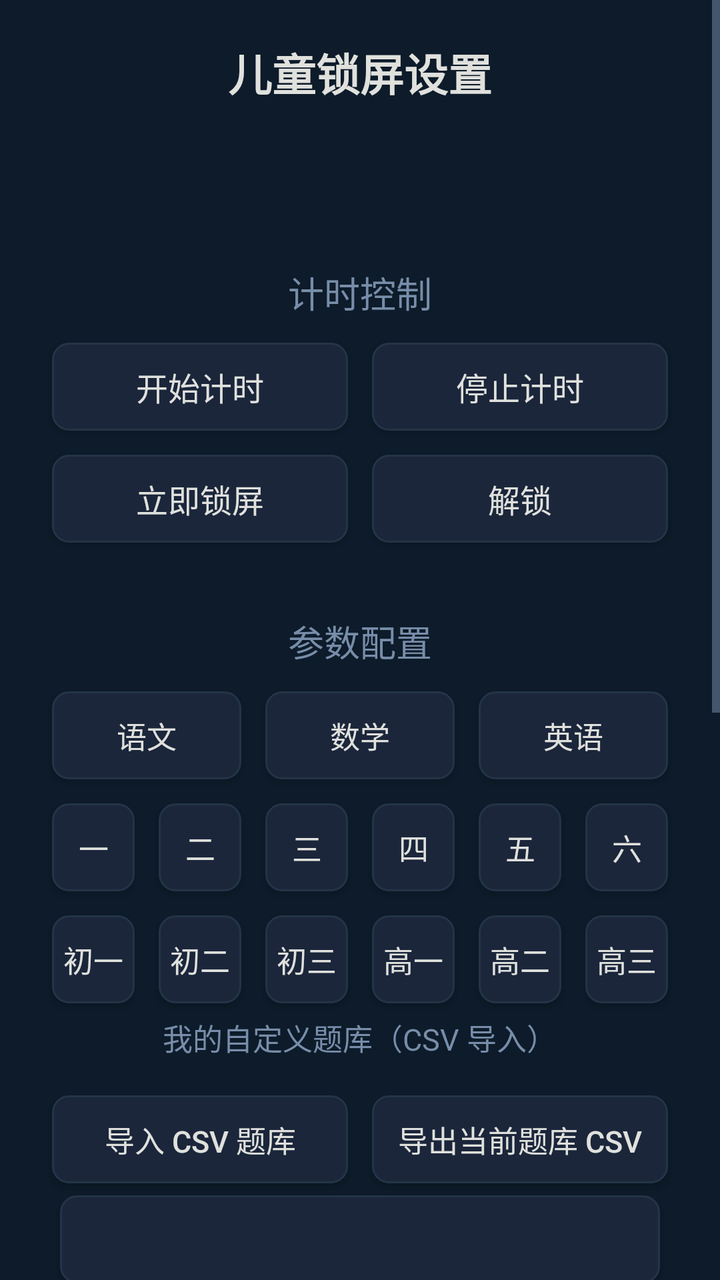
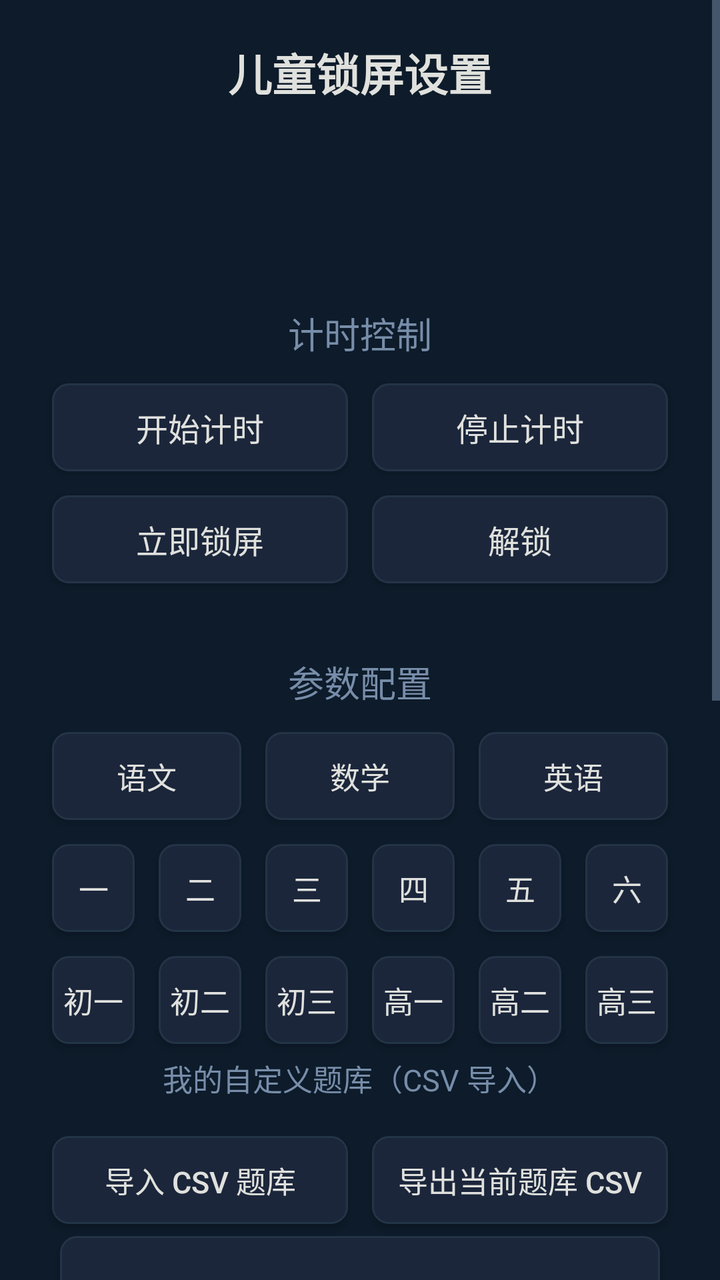

An Android layout rendered at two revisions. The XML below is the earlier revision; the diff shows what the commit changed to produce the second picture.
<!-- AndroidManifest.xml: application theme Theme.KidsLock -->
<!-- res/layout/activity_main.xml -->
<?xml version="1.0" encoding="utf-8"?>
<ScrollView xmlns:android="http://schemas.android.com/apk/res/android"
    android:layout_width="match_parent"
    android:layout_height="match_parent"
    android:background="@color/settings_bg"
    android:fillViewport="true">

    <LinearLayout
        android:layout_width="match_parent"
        android:layout_height="wrap_content"
        android:orientation="vertical"
        android:padding="@dimen/tv_margin_h"
        android:gravity="center_horizontal">

        
        <TextView
            android:layout_width="wrap_content"
            android:layout_height="wrap_content"
            android:text="@string/settings_title"
            android:textColor="@color/accent"
            android:textSize="@dimen/text_title"
            android:textStyle="bold"
            android:layout_marginBottom="@dimen/spacing_medium" />

        
        <TextView
            android:id="@+id/tvStatus"
            android:layout_width="wrap_content"
            android:layout_height="wrap_content"
            android:textColor="@color/text_primary"
            android:textSize="@dimen/text_subtitle"
            android:layout_marginBottom="@dimen/spacing_small" />

        <TextView
            android:id="@+id/tvRemaining"
            android:layout_width="wrap_content"
            android:layout_height="wrap_content"
            android:textColor="@color/highlight"
            android:textSize="@dimen/text_body"
            android:layout_marginBottom="@dimen/spacing_large" />

        
        <TextView
            android:layout_width="wrap_content"
            android:layout_height="wrap_content"
            android:text="@string/section_timer"
            android:textColor="@color/highlight"
            android:textSize="@dimen/text_subtitle"
            android:layout_marginBottom="@dimen/spacing_small" />

        <GridLayout
            android:layout_width="match_parent"
            android:layout_height="wrap_content"
            android:columnCount="2"
            android:layout_marginBottom="@dimen/spacing_medium">

            <Button
                android:id="@+id/btnStartTimer"
                android:layout_width="0dp"
                android:layout_columnWeight="1"
                android:layout_height="@dimen/btn_height"
                android:layout_margin="@dimen/btn_margin"
                android:text="@string/btn_start_timer"
                android:textSize="@dimen/text_button"
                android:background="@drawable/btn_settings_bg"
                android:textColor="@color/btn_text"
                android:focusable="true"
                android:clickable="true" />

            <Button
                android:id="@+id/btnStopTimer"
                android:layout_width="0dp"
                android:layout_columnWeight="1"
                android:layout_height="@dimen/btn_height"
                android:layout_margin="@dimen/btn_margin"
                android:text="@string/btn_stop_timer"
                android:textSize="@dimen/text_button"
                android:background="@drawable/btn_settings_bg"
                android:textColor="@color/btn_text"
                android:focusable="true"
                android:clickable="true" />

            <Button
                android:id="@+id/btnLockNow"
                android:layout_width="0dp"
                android:layout_columnWeight="1"
                android:layout_height="@dimen/btn_height"
                android:layout_margin="@dimen/btn_margin"
                android:text="@string/btn_lock_now"
                android:textSize="@dimen/text_button"
                android:background="@drawable/btn_settings_bg"
                android:textColor="@color/btn_text"
                android:focusable="true"
                android:clickable="true" />

            <Button
                android:id="@+id/btnUnlock"
                android:layout_width="0dp"
                android:layout_columnWeight="1"
                android:layout_height="@dimen/btn_height"
                android:layout_margin="@dimen/btn_margin"
                android:text="@string/btn_unlock"
                android:textSize="@dimen/text_button"
                android:background="@drawable/btn_settings_bg"
                android:textColor="@color/btn_text"
                android:focusable="true"
                android:clickable="true" />
        </GridLayout>

          
          <TextView
              android:layout_width="wrap_content"
              android:layout_height="wrap_content"
              android:text="@string/section_config"
              android:textColor="@color/highlight"
              android:textSize="@dimen/text_subtitle"
              android:layout_marginTop="@dimen/spacing_large"
              android:layout_marginBottom="@dimen/spacing_small" />

          
          <GridLayout
              android:layout_width="match_parent"
              android:layout_height="wrap_content"
              android:columnCount="3">
              <Button android:id="@+id/subject0"
                  android:layout_width="0dp" android:layout_columnWeight="1"
                  android:layout_height="@dimen/btn_height" android:layout_margin="@dimen/btn_margin"
                  android:text="语文" android:textSize="@dimen/text_body"
                  android:background="@drawable/btn_settings_bg" android:textColor="@color/btn_text"
                  android:focusable="true" android:clickable="true" />
              <Button android:id="@+id/subject1"
                  android:layout_width="0dp" android:layout_columnWeight="1"
                  android:layout_height="@dimen/btn_height" android:layout_margin="@dimen/btn_margin"
                  android:text="数学" android:textSize="@dimen/text_body"
                  android:background="@drawable/btn_settings_bg" android:textColor="@color/btn_text"
                  android:focusable="true" android:clickable="true" />
              <Button android:id="@+id/subject2"
                  android:layout_width="0dp" android:layout_columnWeight="1"
                  android:layout_height="@dimen/btn_height" android:layout_margin="@dimen/btn_margin"
                  android:text="英语" android:textSize="@dimen/text_body"
                  android:background="@drawable/btn_settings_bg" android:textColor="@color/btn_text"
                  android:focusable="true" android:clickable="true" />
          </GridLayout>

          <GridLayout
              android:layout_width="match_parent"
              android:layout_height="wrap_content"
              android:columnCount="6">
              <Button android:id="@+id/grade0"
                  android:layout_width="0dp" android:layout_columnWeight="1"
                  android:layout_height="@dimen/btn_height" android:layout_margin="@dimen/btn_margin"
                  android:text="一" android:textSize="@dimen/text_body"
                  android:background="@drawable/btn_settings_bg" android:textColor="@color/btn_text"
                  android:focusable="true" android:clickable="true" />
              <Button android:id="@+id/grade1"
                  android:layout_width="0dp" android:layout_columnWeight="1"
                  android:layout_height="@dimen/btn_height" android:layout_margin="@dimen/btn_margin"
                  android:text="二" android:textSize="@dimen/text_body"
                  android:background="@drawable/btn_settings_bg" android:textColor="@color/btn_text"
                  android:focusable="true" android:clickable="true" />
              <Button android:id="@+id/grade2"
                  android:layout_width="0dp" android:layout_columnWeight="1"
                  android:layout_height="@dimen/btn_height" android:layout_margin="@dimen/btn_margin"
                  android:text="三" android:textSize="@dimen/text_body"
                  android:background="@drawable/btn_settings_bg" android:textColor="@color/btn_text"
                  android:focusable="true" android:clickable="true" />
              <Button android:id="@+id/grade3"
                  android:layout_width="0dp" android:layout_columnWeight="1"
                  android:layout_height="@dimen/btn_height" android:layout_margin="@dimen/btn_margin"
                  android:text="四" android:textSize="@dimen/text_body"
                  android:background="@drawable/btn_settings_bg" android:textColor="@color/btn_text"
                  android:focusable="true" android:clickable="true" />
              <Button android:id="@+id/grade4"
                  android:layout_width="0dp" android:layout_columnWeight="1"
                  android:layout_height="@dimen/btn_height" android:layout_margin="@dimen/btn_margin"
                  android:text="五" android:textSize="@dimen/text_body"
                  android:background="@drawable/btn_settings_bg" android:textColor="@color/btn_text"
                  android:focusable="true" android:clickable="true" />
              <Button android:id="@+id/grade5"
                  android:layout_width="0dp" android:layout_columnWeight="1"
                  android:layout_height="@dimen/btn_height" android:layout_margin="@dimen/btn_margin"
                  android:text="六" android:textSize="@dimen/text_body"
                  android:background="@drawable/btn_settings_bg" android:textColor="@color/btn_text"
                  android:focusable="true" android:clickable="true" />
              <Button android:id="@+id/grade6"
                  android:layout_width="0dp" android:layout_columnWeight="1"
                  android:layout_height="@dimen/btn_height" android:layout_margin="@dimen/btn_margin"
                  android:text="初一" android:textSize="@dimen/text_body"
                  android:background="@drawable/btn_settings_bg" android:textColor="@color/btn_text"
                  android:focusable="true" android:clickable="true" />
              <Button android:id="@+id/grade7"
                  android:layout_width="0dp" android:layout_columnWeight="1"
                  android:layout_height="@dimen/btn_height" android:layout_margin="@dimen/btn_margin"
                  android:text="初二" android:textSize="@dimen/text_body"
                  android:background="@drawable/btn_settings_bg" android:textColor="@color/btn_text"
                  android:focusable="true" android:clickable="true" />
              <Button android:id="@+id/grade8"
                  android:layout_width="0dp" android:layout_columnWeight="1"
                  android:layout_height="@dimen/btn_height" android:layout_margin="@dimen/btn_margin"
                  android:text="初三" android:textSize="@dimen/text_body"
                  android:background="@drawable/btn_settings_bg" android:textColor="@color/btn_text"
                  android:focusable="true" android:clickable="true" />
              <Button android:id="@+id/grade9"
                  android:layout_width="0dp" android:layout_columnWeight="1"
                  android:layout_height="@dimen/btn_height" android:layout_margin="@dimen/btn_margin"
                  android:text="高一" android:textSize="@dimen/text_body"
                  android:background="@drawable/btn_settings_bg" android:textColor="@color/btn_text"
                  android:focusable="true" android:clickable="true" />
              <Button android:id="@+id/grade10"
                  android:layout_width="0dp" android:layout_columnWeight="1"
                  android:layout_height="@dimen/btn_height" android:layout_margin="@dimen/btn_margin"
                  android:text="高二" android:textSize="@dimen/text_body"
                  android:background="@drawable/btn_settings_bg" android:textColor="@color/btn_text"
                  android:focusable="true" android:clickable="true" />
              <Button android:id="@+id/grade11"
                  android:layout_width="0dp" android:layout_columnWeight="1"
                  android:layout_height="@dimen/btn_height" android:layout_margin="@dimen/btn_margin"
                  android:text="高三" android:textSize="@dimen/text_body"
                  android:background="@drawable/btn_settings_bg" android:textColor="@color/btn_text"
                  android:focusable="true" android:clickable="true" />
          </GridLayout>

          
          <TextView
              android:layout_width="wrap_content"
              android:layout_height="wrap_content"
              android:text="我的自定义题库（CSV 导入）"
              android:textColor="@color/text_secondary"
              android:textSize="@dimen/text_body"
              android:layout_marginBottom="@dimen/spacing_small" />

          <HorizontalScrollView
              android:layout_width="match_parent"
              android:layout_height="wrap_content"
              android:scrollbars="none"
              android:layout_marginBottom="@dimen/spacing_small">

              <LinearLayout
                  android:id="@+id/customBankRow"
                  android:layout_width="wrap_content"
                  android:layout_height="wrap_content"
                  android:orientation="horizontal" />
          </HorizontalScrollView>

          <GridLayout
              android:layout_width="match_parent"
              android:layout_height="wrap_content"
              android:columnCount="2">
              <Button android:id="@+id/csvBtn0"
                  android:layout_width="0dp" android:layout_columnWeight="1"
                  android:layout_height="@dimen/btn_height" android:layout_margin="@dimen/btn_margin"
                  android:text="导入 CSV 题库" android:textSize="@dimen/text_body"
                  android:background="@drawable/btn_settings_bg" android:textColor="@color/btn_text"
                  android:focusable="true" android:clickable="true" />
              <Button android:id="@+id/csvBtn1"
                  android:layout_width="0dp" android:layout_columnWeight="1"
                  android:layout_height="@dimen/btn_height" android:layout_margin="@dimen/btn_margin"
                  android:text="导出当前题库 CSV" android:textSize="@dimen/text_body"
                  android:background="@drawable/btn_settings_bg" android:textColor="@color/btn_text"
                  android:focusable="true" android:clickable="true" />
          </GridLayout>


        
        <Button
            android:id="@+id/btnAutoStart"
            android:layout_width="wrap_content"
            android:layout_height="@dimen/btn_height"
            android:layout_marginBottom="@dimen/spacing_medium"
            android:minWidth="300dp"
            android:textSize="@dimen/text_button"
            android:background="@drawable/btn_settings_bg"
            android:textColor="@color/btn_text"
            android:focusable="true"
            android:clickable="true" />

        
        <TextView
            android:id="@+id/tvWatchTime"
            android:layout_width="wrap_content"
            android:layout_height="wrap_content"
            android:textColor="@color/text_primary"
            android:textSize="@dimen/text_body"
            android:layout_marginBottom="@dimen/spacing_small" />

        <GridLayout
            android:layout_width="match_parent"
            android:layout_height="wrap_content"
            android:columnCount="3"
            android:layout_marginBottom="@dimen/spacing_medium">

            <Button android:id="@+id/btnTime30s"
                android:layout_width="0dp"
                android:layout_columnWeight="1"
                android:layout_height="@dimen/btn_height"
                android:layout_margin="@dimen/btn_margin"
                android:text="30秒"
                android:textSize="@dimen/text_body"
                android:background="@drawable/btn_settings_bg"
                android:textColor="@color/btn_text"
                android:focusable="true"
                android:clickable="true" />
            <Button android:id="@+id/btnTime15"
                android:layout_width="0dp"
                android:layout_columnWeight="1"
                android:layout_height="@dimen/btn_height"
                android:layout_margin="@dimen/btn_margin"
                android:text="15分钟"
                android:textSize="@dimen/text_body"
                android:background="@drawable/btn_settings_bg"
                android:textColor="@color/btn_text"
                android:focusable="true"
                android:clickable="true" />
            <Button android:id="@+id/btnTime30"
                android:layout_width="0dp"
                android:layout_columnWeight="1"
                android:layout_height="@dimen/btn_height"
                android:layout_margin="@dimen/btn_margin"
                android:text="30分钟"
                android:textSize="@dimen/text_body"
                android:background="@drawable/btn_settings_bg"
                android:textColor="@color/btn_text"
                android:focusable="true"
                android:clickable="true" />
            <Button android:id="@+id/btnTime45"
                android:layout_width="0dp"
                android:layout_columnWeight="1"
                android:layout_height="@dimen/btn_height"
                android:layout_margin="@dimen/btn_margin"
                android:text="45分钟"
                android:textSize="@dimen/text_body"
                android:background="@drawable/btn_settings_bg"
                android:textColor="@color/btn_text"
                android:focusable="true"
                android:clickable="true" />
            <Button android:id="@+id/btnTime60"
                android:layout_width="0dp"
                android:layout_columnWeight="1"
                android:layout_height="@dimen/btn_height"
                android:layout_margin="@dimen/btn_margin"
                android:text="60分钟"
                android:textSize="@dimen/text_body"
                android:background="@drawable/btn_settings_bg"
                android:textColor="@color/btn_text"
                android:focusable="true"
                android:clickable="true" />
            <Button android:id="@+id/btnTime90"
                android:layout_width="0dp"
                android:layout_columnWeight="1"
                android:layout_height="@dimen/btn_height"
                android:layout_margin="@dimen/btn_margin"
                android:text="90分钟"
                android:textSize="@dimen/text_body"
                android:background="@drawable/btn_settings_bg"
                android:textColor="@color/btn_text"
                android:focusable="true"
                android:clickable="true" />
            <Button android:id="@+id/btnTime120"
                android:layout_width="0dp"
                android:layout_columnWeight="1"
                android:layout_height="@dimen/btn_height"
                android:layout_margin="@dimen/btn_margin"
                android:text="120分钟"
                android:textSize="@dimen/text_body"
                android:background="@drawable/btn_settings_bg"
                android:textColor="@color/btn_text"
                android:focusable="true"
                android:clickable="true" />
        </GridLayout>

        
        <TextView
            android:id="@+id/tvUnlockCount"
            android:layout_width="wrap_content"
            android:layout_height="wrap_content"
            android:textColor="@color/text_primary"
            android:textSize="@dimen/text_body"
            android:layout_marginBottom="@dimen/spacing_small" />

        <GridLayout
            android:layout_width="match_parent"
            android:layout_height="wrap_content"
            android:columnCount="3"
            android:layout_marginBottom="@dimen/spacing_medium">

            <Button android:id="@+id/btnUnlock3"
                android:layout_width="0dp"
                android:layout_columnWeight="1"
                android:layout_height="@dimen/btn_height"
                android:layout_margin="@dimen/btn_margin"
                android:text="3题"
                android:textSize="@dimen/text_body"
                android:background="@drawable/btn_settings_bg"
                android:textColor="@color/btn_text"
                android:focusable="true"
                android:clickable="true" />
            <Button android:id="@+id/btnUnlock5"
                android:layout_width="0dp"
                android:layout_columnWeight="1"
                android:layout_height="@dimen/btn_height"
                android:layout_margin="@dimen/btn_margin"
                android:text="5题"
                android:textSize="@dimen/text_body"
                android:background="@drawable/btn_settings_bg"
                android:textColor="@color/btn_text"
                android:focusable="true"
                android:clickable="true" />
            <Button android:id="@+id/btnUnlock10"
                android:layout_width="0dp"
                android:layout_columnWeight="1"
                android:layout_height="@dimen/btn_height"
                android:layout_margin="@dimen/btn_margin"
                android:text="10题"
                android:textSize="@dimen/text_body"
                android:background="@drawable/btn_settings_bg"
                android:textColor="@color/btn_text"
                android:focusable="true"
                android:clickable="true" />
        </GridLayout>

        
        <Button
            android:id="@+id/btnSetPin"
            android:layout_width="wrap_content"
            android:layout_height="@dimen/btn_height"
            android:layout_marginTop="@dimen/spacing_medium"
            android:minWidth="300dp"
            android:text="@string/btn_set_pin"
            android:textSize="@dimen/text_button"
            android:background="@drawable/btn_settings_bg"
            android:textColor="@color/btn_text"
            android:focusable="true"
            android:clickable="true" />

        
        <TextView
            android:layout_width="wrap_content"
            android:layout_height="wrap_content"
            android:text="默认PIN码：1234"
            android:textColor="@color/text_secondary"
            android:textSize="@dimen/text_body"
            android:layout_marginTop="@dimen/spacing_large" />

        <TextView
            android:layout_width="wrap_content"
            android:layout_height="wrap_content"
            android:text="计时开始后，到时自动锁屏\n重启电视后仍保持锁屏\n解锁需连续答对五年级水平汉字"
            android:textColor="@color/text_secondary"
            android:textSize="@dimen/text_body"
            android:gravity="center"
            android:layout_marginTop="@dimen/spacing_small"
            android:lineSpacingExtra="4dp" />

    </LinearLayout>
</ScrollView>
<!-- resources referenced by this layout -->
<resources>
  <color name="accent">#E0E1DD</color>
  <color name="btn_text">#E0E1DD</color>
  <color name="highlight">#778DA9</color>
  <color name="settings_bg">#0D1B2A</color>
  <color name="text_primary">#E0E1DD</color>
  <color name="text_secondary">#778DA9</color>
  <dimen name="btn_height">44dp</dimen>
  <dimen name="btn_margin">6dp</dimen>
  <dimen name="spacing_large">18dp</dimen>
  <dimen name="spacing_medium">12dp</dimen>
  <dimen name="spacing_small">6dp</dimen>
  <dimen name="text_body">15sp</dimen>
  <dimen name="text_button">16sp</dimen>
  <dimen name="text_subtitle">18sp</dimen>
  <dimen name="text_title">22sp</dimen>
  <dimen name="tv_margin_h">20dp</dimen>
  <!-- drawable btn_settings_bg (drawable) -->
  <?xml version="1.0" encoding="utf-8"?>
  <selector xmlns:android="http://schemas.android.com/apk/res/android">
      <item android:state_focused="true">
          <shape android:shape="rectangle">
              <solid android:color="@color/btn_focused" />
              <stroke android:width="2dp" android:color="@color/btn_focused_border" />
              <corners android:radius="@dimen/btn_corner" />
          </shape>
      </item>
      <item android:state_pressed="true">
          <shape android:shape="rectangle">
              <solid android:color="@color/btn_focused" />
              <corners android:radius="@dimen/btn_corner" />
          </shape>
      </item>
      <item>
          <shape android:shape="rectangle">
              <solid android:color="@color/btn_normal" />
              <stroke android:width="1dp" android:color="@color/bg_surface_light" />
              <corners android:radius="@dimen/btn_corner" />
          </shape>
      </item>
  </selector>
  <string name="btn_lock_now">立即锁屏</string>
  <string name="btn_set_pin">设置家长PIN</string>
  <string name="btn_start_timer">开始计时</string>
  <string name="btn_stop_timer">停止计时</string>
  <string name="btn_unlock">解锁</string>
  <string name="section_config">参数配置</string>
  <string name="section_timer">计时控制</string>
  <string name="settings_title">儿童锁屏设置</string>
  <style name="Theme.KidsLock" parent="Theme.AppCompat.NoActionBar">
          <item name="colorPrimary">@color/primary</item>
          <item name="colorPrimaryDark">@color/bg_dark</item>
          <item name="colorAccent">@color/highlight</item>
          <item name="android:windowBackground">@color/settings_bg</item>
          <item name="android:textColorPrimary">@color/text_primary</item>
          <item name="android:textColorSecondary">@color/text_secondary</item>
      </style>
  <color name="btn_focused">#415A77</color>
  <color name="btn_focused_border">#778DA9</color>
  <dimen name="btn_corner">8dp</dimen>
  <color name="btn_normal">#1B263B</color>
  <color name="bg_surface_light">#243447</color>
  <color name="primary">#415A77</color>
  <color name="bg_dark">#0D1B2A</color>
</resources>

<!-- the commit's change to res/layout/activity_main.xml (unified diff, before → after) -->
@@ -19,7 +19,15 @@
             android:text="@string/settings_title"
             android:textColor="@color/accent"
             android:textSize="@dimen/text_title"
-            android:textStyle="bold"
+            android:textStyle="bold" />
+
+        
+        <TextView
+            android:id="@+id/tvVersion"
+            android:layout_width="wrap_content"
+            android:layout_height="wrap_content"
+            android:textColor="@color/text_secondary"
+            android:textSize="@dimen/text_body"
             android:layout_marginBottom="@dimen/spacing_medium" />
 
         
@@ -444,7 +452,7 @@
         <TextView
             android:layout_width="wrap_content"
             android:layout_height="wrap_content"
-            android:text="计时开始后，到时自动锁屏\n重启电视后仍保持锁屏\n解锁需连续答对五年级水平汉字"
+            android:text="计时开始后，到时自动锁屏\n重启电视后仍保持锁屏\n解锁需连续答对所选题库的题目"
             android:textColor="@color/text_secondary"
             android:textSize="@dimen/text_body"
             android:gravity="center"
